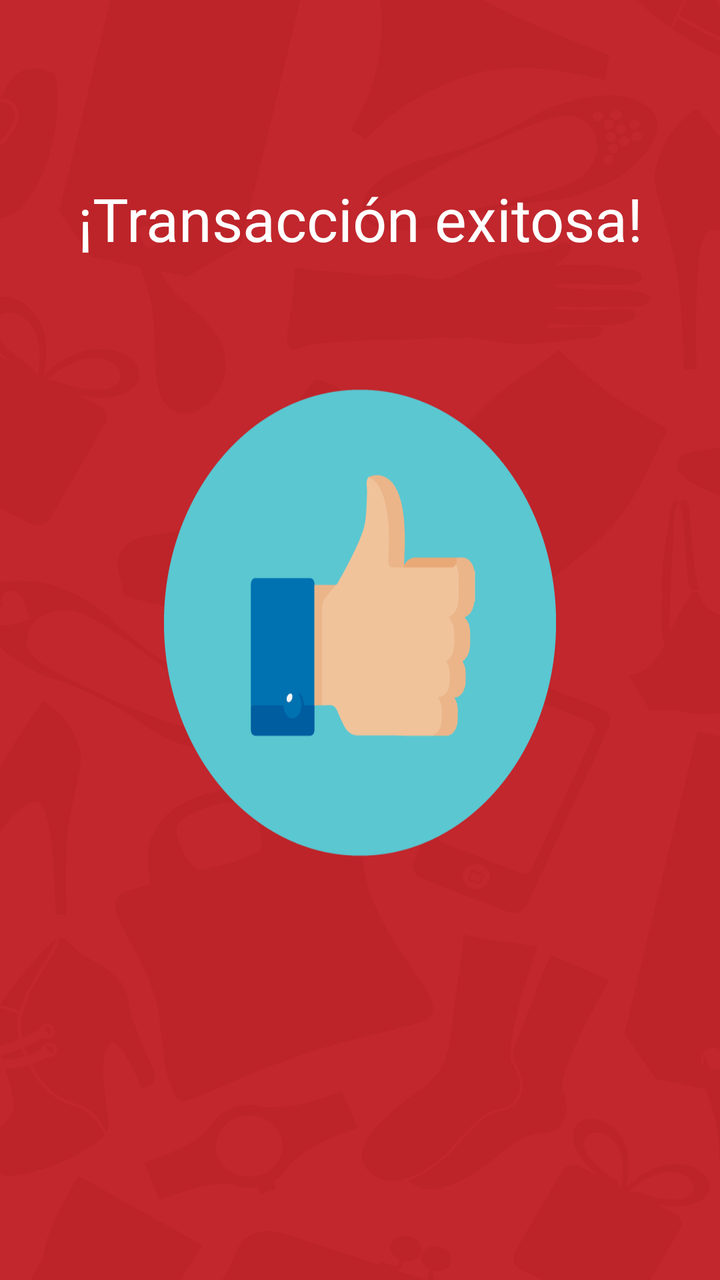
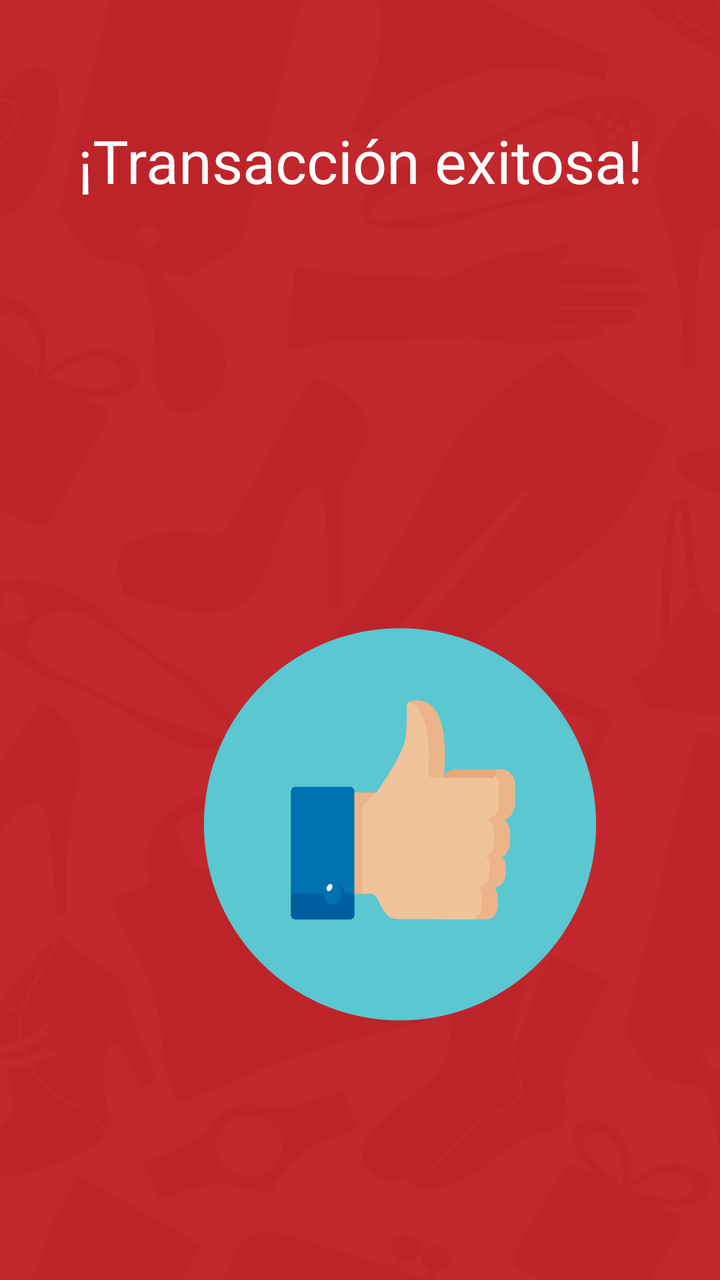

The first picture is an Android layout as it rendered before a commit; the second is the same layout after the commit. The layout source and the unified diff follow.
<!-- AndroidManifest.xml: application theme AppTheme -->
<!-- res/layout/alert_successful_transaction.xml -->
<?xml version="1.0" encoding="utf-8"?>
<android.support.constraint.ConstraintLayout xmlns:android="http://schemas.android.com/apk/res/android"
    xmlns:app="http://schemas.android.com/apk/res-auto"
    xmlns:tools="http://schemas.android.com/tools"
    android:layout_width="match_parent"
    android:layout_height="match_parent"
    android:background="@drawable/fondotono2"
    tools:layout_editor_absoluteY="81dp">

    <TextView
        android:id="@+id/textView13"
        android:layout_width="wrap_content"
        android:layout_height="wrap_content"
        android:layout_marginTop="89dp"
        android:layout_marginBottom="63dp"
        android:text="¡Transacción exitosa!"
        android:textAlignment="center"
        android:textColor="#ffffff"
        android:textSize="30sp"
        app:layout_constraintBottom_toTopOf="@+id/btnexitoclose"
        app:layout_constraintEnd_toEndOf="parent"
        app:layout_constraintHorizontal_bias="0.5"
        app:layout_constraintStart_toStartOf="parent"
        app:layout_constraintTop_toTopOf="parent" />

    <ImageButton
        android:id="@+id/btnexitoclose"
        android:layout_width="200sp"
        android:layout_height="0dp"
        android:layout_marginBottom="210dp"
        android:background="@drawable/img7"
        app:layout_constraintBottom_toBottomOf="parent"
        app:layout_constraintEnd_toEndOf="parent"
        app:layout_constraintHorizontal_bias="0.5"
        app:layout_constraintStart_toStartOf="parent"
        app:layout_constraintTop_toBottomOf="@+id/textView13" />

</android.support.constraint.ConstraintLayout>
<!-- resources referenced by this layout -->
<resources>
  <!-- drawable fondotono2: png bitmap (drawable-v21, 75983 bytes) -->
  <!-- drawable img7: png bitmap (drawable-v21, 13523 bytes) -->
  <style name="AppTheme" parent="Theme.AppCompat.Light.DarkActionBar">
          
          <item name="colorPrimary">@color/colorPrimary</item>
          <item name="colorPrimaryDark">@color/colorPrimaryDark</item>
          <item name="colorAccent">@color/colorAccent</item>
      </style>
  <color name="colorPrimary">#CB1E1E</color>
  <color name="colorPrimaryDark">#CB1E1E</color>
  <color name="colorAccent">#CB1E1E</color>
</resources>

<!-- the commit's change to res/layout/alert_successful_transaction.xml (unified diff, before → after) -->
@@ -11,28 +11,29 @@
         android:id="@+id/textView13"
         android:layout_width="wrap_content"
         android:layout_height="wrap_content"
-        android:layout_marginTop="89dp"
-        android:layout_marginBottom="63dp"
+        android:layout_marginTop="60dp"
         android:text="¡Transacción exitosa!"
         android:textAlignment="center"
         android:textColor="#ffffff"
         android:textSize="30sp"
-        app:layout_constraintBottom_toTopOf="@+id/btnexitoclose"
         app:layout_constraintEnd_toEndOf="parent"
-        app:layout_constraintHorizontal_bias="0.5"
         app:layout_constraintStart_toStartOf="parent"
         app:layout_constraintTop_toTopOf="parent" />
+
 
     <ImageButton
         android:id="@+id/btnexitoclose"
         android:layout_width="200sp"
-        android:layout_height="0dp"
-        android:layout_marginBottom="210dp"
+        android:layout_height="200sp"
+        android:layout_alignParentBottom="true"
+        android:layout_centerHorizontal="true"
+        android:layout_marginStart="100dp"
+        android:layout_marginEnd="8dp"
+        android:layout_marginBottom="128dp"
         android:background="@drawable/img7"
         app:layout_constraintBottom_toBottomOf="parent"
         app:layout_constraintEnd_toEndOf="parent"
-        app:layout_constraintHorizontal_bias="0.5"
-        app:layout_constraintStart_toStartOf="parent"
-        app:layout_constraintTop_toBottomOf="@+id/textView13" />
+        app:layout_constraintHorizontal_bias="0.0"
+        app:layout_constraintStart_toStartOf="parent" />
 
 </android.support.constraint.ConstraintLayout>
